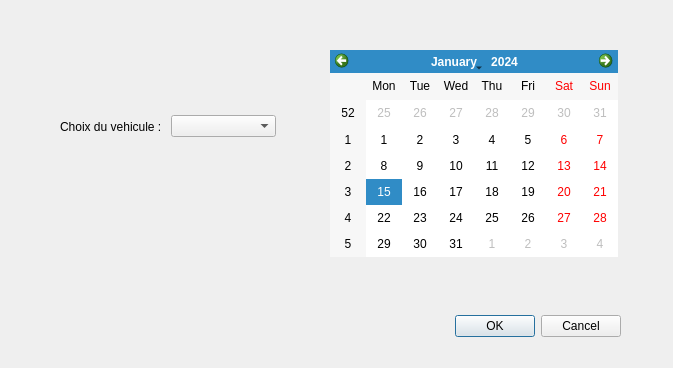
First picture: the form in programmeQT/projetDEMGUIV/dialoggGestionVehicules.ui, repository Alex-Bumblebee/ProjetDEMGUIV, before the edit.
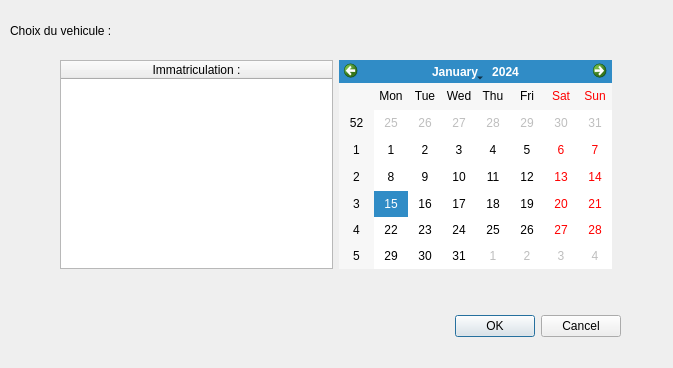
Second picture: the form after the edit.

Commit message: Modif Gestion vehicules

Patch:
```diff
--- a/programmeQT/projetDEMGUIV/dialoggGestionVehicules.ui
+++ b/programmeQT/projetDEMGUIV/dialoggGestionVehicules.ui
@@ -29,35 +29,49 @@
     <set>QDialogButtonBox::Cancel|QDialogButtonBox::Ok</set>
    </property>
   </widget>
-  <widget class="QCalendarWidget" name="calendarWidget">
+  <widget class="QLabel" name="label">
    <property name="geometry">
     <rect>
-     <x>330</x>
-     <y>50</y>
-     <width>288</width>
-     <height>207</height>
+     <x>10</x>
+     <y>20</y>
+     <width>123</width>
+     <height>21</height>
     </rect>
    </property>
+   <property name="text">
+    <string>Choix du vehicule :</string>
+   </property>
   </widget>
   <widget class="QWidget" name="">
    <property name="geometry">
     <rect>
      <x>60</x>
-     <y>110</y>
-     <width>216</width>
-     <height>33</height>
+     <y>60</y>
+     <width>552</width>
+     <height>209</height>
     </rect>
    </property>
    <layout class="QHBoxLayout" name="horizontalLayout">
     <item>
-     <widget class="QLabel" name="label">
-      <property name="text">
-       <string>Choix du vehicule :</string>
-      </property>
+     <widget class="QTableWidget" name="tableWidgetVehicules">
+      <attribute name="horizontalHeaderCascadingSectionResizes">
+       <bool>false</bool>
+      </attribute>
+      <attribute name="horizontalHeaderShowSortIndicator" stdset="0">
+       <bool>false</bool>
+      </attribute>
+      <attribute name="horizontalHeaderStretchLastSection">
+       <bool>true</bool>
+      </attribute>
+      <column>
+       <property name="text">
+        <string>Immatriculation :</string>
+       </property>
+      </column>
      </widget>
     </item>
     <item>
-     <widget class="QComboBox" name="comboBox"/>
+     <widget class="QCalendarWidget" name="calendarWidget"/>
     </item>
    </layout>
   </widget>
```
